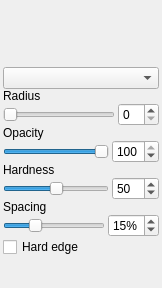
Old version of the form src/client/ui/simplesettings.ui in the repository drawpile/Drawpile.
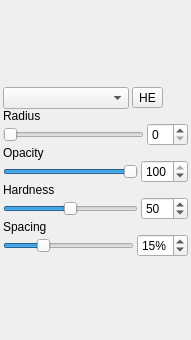
New version of the form. Icons and pictures are not drawn. Custom widgets are drawn as their Qt base class.

Commit message: new blending modes and hard edge UI improvements

Diff of the .ui file:
```diff
--- a/src/client/ui/simplesettings.ui
+++ b/src/client/ui/simplesettings.ui
@@ -5,8 +5,8 @@
    <rect>
     <x>0</x>
     <y>0</y>
-    <width>162</width>
-    <height>288</height>
+    <width>191</width>
+    <height>340</height>
    </rect>
   </property>
   <property name="windowTitle" >
@@ -51,7 +51,53 @@
     </widget>
    </item>
    <item>
-    <widget class="QComboBox" name="blendmode" />
+    <layout class="QHBoxLayout" >
+     <property name="spacing" >
+      <number>3</number>
+     </property>
+     <property name="topMargin" >
+      <number>3</number>
+     </property>
+     <item>
+      <widget class="QComboBox" name="blendmode" >
+       <property name="sizePolicy" >
+        <sizepolicy vsizetype="Fixed" hsizetype="Preferred" >
+         <horstretch>1</horstretch>
+         <verstretch>0</verstretch>
+        </sizepolicy>
+       </property>
+      </widget>
+     </item>
+     <item>
+      <widget class="QToolButton" name="hardedge" >
+       <property name="toolTip" >
+        <string>Hard edge</string>
+       </property>
+       <property name="text" >
+        <string>HE</string>
+       </property>
+       <property name="icon" >
+        <iconset resource="resources.qrc" >:/icons/hardedge.png</iconset>
+       </property>
+       <property name="checkable" >
+        <bool>true</bool>
+       </property>
+      </widget>
+     </item>
+     <item>
+      <spacer>
+       <property name="orientation" >
+        <enum>Qt::Horizontal</enum>
+       </property>
+       <property name="sizeHint" >
+        <size>
+         <width>25</width>
+         <height>20</height>
+        </size>
+       </property>
+      </spacer>
+     </item>
+    </layout>
    </item>
    <item>
     <widget class="QLabel" name="label" >
@@ -270,13 +316,6 @@
      </item>
     </layout>
    </item>
-   <item>
-    <widget class="QCheckBox" name="hardedge" >
-     <property name="text" >
-      <string>Hard edge</string>
-     </property>
-    </widget>
-   </item>
    <item>
     <spacer>
      <property name="orientation" >
@@ -284,8 +323,8 @@
      </property>
      <property name="sizeHint" >
       <size>
-       <width>5</width>
-       <height>5</height>
+       <width>156</width>
+       <height>16</height>
       </size>
      </property>
     </spacer>
```
Left out of the diff: 88 changed lines with no effect on the pictures. The commit also changes 8 other files.
